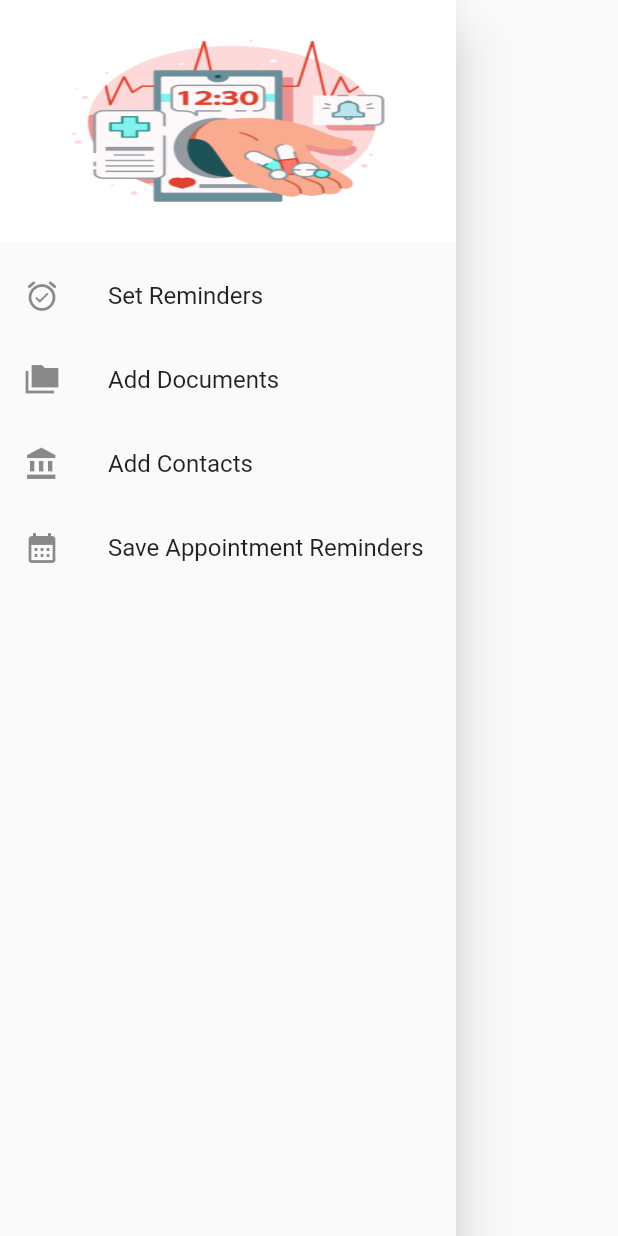
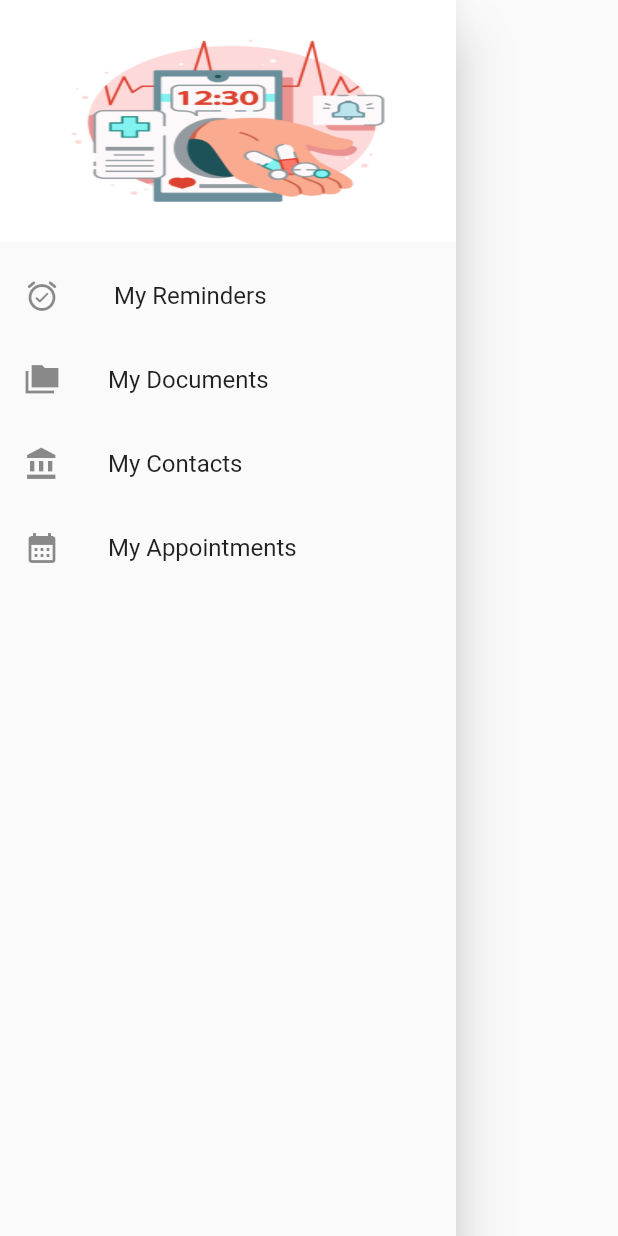
Before and after one commit to Deepshikha2002/my-medZone, a Flutter app: the NavDrawer widget shown alone on an empty page, opened directly, on a phone screen of 412 x 824 dp. Run offline on Flutter 3.47's test engine with Material 2 defaults, Android fonts, the phone set to English and light mode, and no system bars; our stand-ins replace file_picker, firebase_core, firebase_database, firebase_storage, flutter_local_notifications, flutter_native_timezone and 8 more; missing offline and left inert: advance_pdf_viewer; accounts and stored records are empty.

Commit message:
listtile ui

```diff
--- a/lib/screens/contacts.dart
+++ b/lib/screens/contacts.dart
@@ -39,7 +39,7 @@ class _ContactsState extends State<Contacts> {
       child:Container(
           margin: EdgeInsets.symmetric(vertical: 5),
           padding: EdgeInsets.all(10),
-          height: 90,
+          height: 100,
           color: Colors.green[50],
           child: Column(
             mainAxisAlignment: MainAxisAlignment.center,
--- a/lib/widgets/navbar.dart
+++ b/lib/widgets/navbar.dart
@@ -17,29 +17,30 @@ class NavDrawer extends StatelessWidget {
               style: TextStyle(color: Colors.white, fontSize: 25),
             ),
             decoration: BoxDecoration(
-                color: Colors.cyanAccent,
+                color: Colors.white,
                 image: DecorationImage(
                     fit: BoxFit.fill,
+
                     image: AssetImage('assets/homepg.jpg'))),
           ),
           ListTile(
             leading: Icon(Icons.alarm_on_rounded),
-            title: Text('Set Reminders'),
+            title: Text(' My Reminders'),
             onTap: () => {Get.to(()=>AddReminder())},
           ),
           ListTile(
             leading: Icon(Icons.folder_copy_sharp),
-            title: Text('Add Documents'),
+            title: Text('My Documents'),
             onTap: () => {Get.to(() =>firstpage())},
           ),
           ListTile(
             leading: Icon(Icons.account_balance_sharp),
-            title: Text('Add Contacts'),
+            title: Text('My Contacts'),
             onTap: () => {Get.to(()=>Contacts())},
           ),
           ListTile(
             leading: Icon(Icons.calendar_month_sharp),
-            title: Text('Save Appointment Reminders'),
+            title: Text('My Appointments'),
             onTap: () => {Get.to(()=>Appointments())},
           ),
         ],
```
